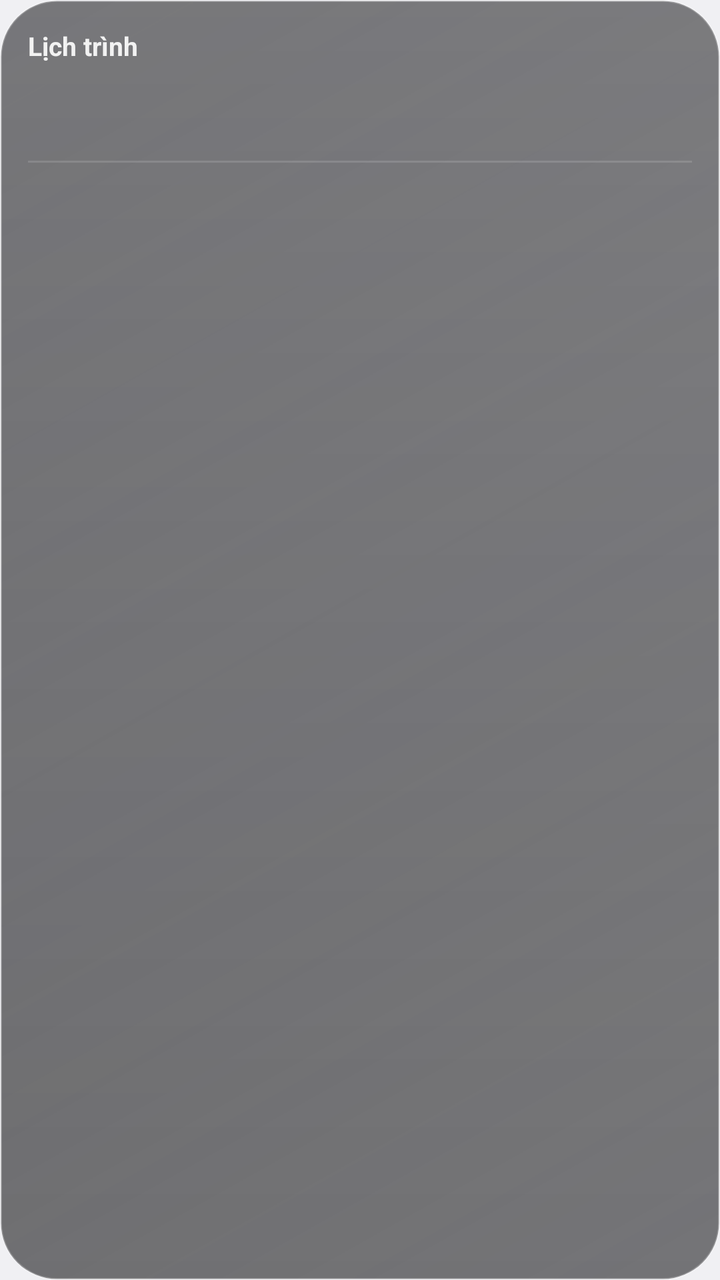
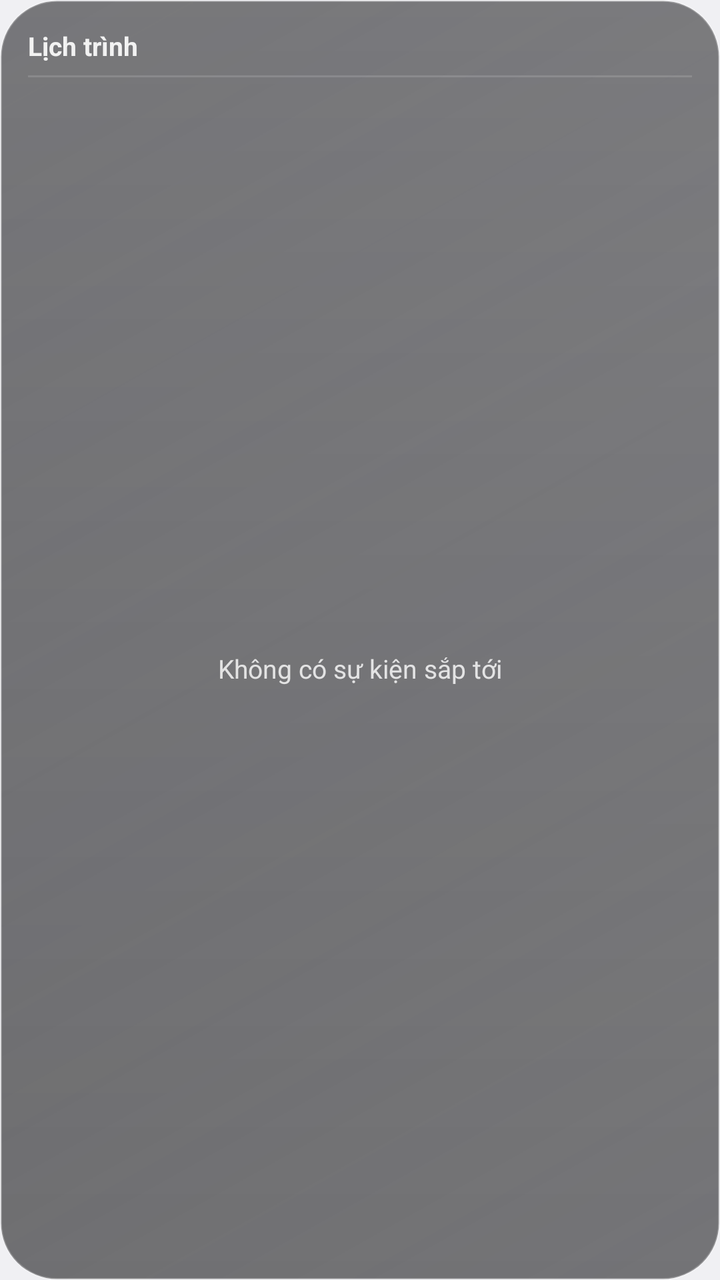

The first picture is an Android layout as it rendered before a commit; the second is the same layout after the commit. The layout source and the unified diff follow.
<!-- AndroidManifest.xml: application theme ThemeGhiChu -->
<!-- res/layout/ghichu_widget_lich.xml -->
<?xml version="1.0" encoding="utf-8"?>
<LinearLayout xmlns:android="http://schemas.android.com/apk/res/android"
    android:id="@+id/ghichu_widget_goc"
    android:layout_width="match_parent"
    android:layout_height="match_parent"
    android:orientation="vertical"
    android:background="@drawable/ghichu_kinh_toi"
    android:padding="14dp">

    <TextView
        android:id="@+id/ghichu_widget_dau"
        android:layout_width="match_parent"
        android:layout_height="wrap_content"
        android:text="Lịch trình"
        android:textColor="#F2F2F2"
        android:textSize="13sp"
        android:textStyle="bold"
        android:paddingBottom="4dp" />

    <LinearLayout
        android:id="@+id/ghichu_widget_hang_dau"
        android:layout_width="match_parent"
        android:layout_height="wrap_content"
        android:orientation="horizontal"
        android:gravity="center_vertical"
        android:paddingTop="2dp"
        android:paddingBottom="6dp">

        <TextView
            android:id="@+id/ghichu_widget_ngay_dau"
            android:layout_width="46dp"
            android:layout_height="wrap_content"
            android:textColor="#FFBF0F"
            android:textSize="11sp"
            android:gravity="center_horizontal"
            android:paddingEnd="8dp" />

        <LinearLayout
            android:layout_width="0dp"
            android:layout_height="wrap_content"
            android:layout_weight="1"
            android:orientation="vertical">

            <TextView
                android:id="@+id/ghichu_widget_ten_dau"
                android:layout_width="match_parent"
                android:layout_height="wrap_content"
                android:textColor="#F2F2F2"
                android:textSize="15sp"
                android:textStyle="bold"
                android:maxLines="1"
                android:ellipsize="end" />

            <TextView
                android:id="@+id/ghichu_widget_gio_dau"
                android:layout_width="match_parent"
                android:layout_height="wrap_content"
                android:textColor="#CCFFFFFF"
                android:textSize="12sp"
                android:maxLines="1"
                android:ellipsize="end" />
        </LinearLayout>
    </LinearLayout>

    
    <TextView
        android:id="@+id/ghichu_widget_vach"
        android:layout_width="match_parent"
        android:layout_height="1dp"
        android:background="#22FFFFFF" />

    <LinearLayout
        android:id="@+id/ghichu_widget_khung"
        android:layout_width="match_parent"
        android:layout_height="0dp"
        android:layout_weight="1"
        android:orientation="vertical"
        android:paddingTop="4dp" />
</LinearLayout>
<!-- resources referenced by this layout -->
<resources>
  <!-- drawable ghichu_kinh_toi (drawable) -->
  <?xml version="1.0" encoding="utf-8"?>
  <layer-list xmlns:android="http://schemas.android.com/apk/res/android">
      <item>
          <shape android:shape="rectangle">
              <gradient
                  android:type="linear"
                  android:angle="315"
                  android:startColor="#B3202024"
                  android:endColor="#8C0E0E10" />
              <corners android:radius="28dp" />
              <stroke android:width="1dp" android:color="#38FFFFFF" />
          </shape>
      </item>
      
      <item android:bottom="1dp">
          <shape android:shape="rectangle">
              <gradient
                  android:type="linear"
                  android:angle="270"
                  android:startColor="#26FFFFFF"
                  android:endColor="#00FFFFFF" />
              <corners android:radius="28dp" />
          </shape>
      </item>
  </layer-list>
  <style name="ThemeGhiChu" parent="@android:style/Theme.DeviceDefault.DayNight">
          <item name="android:windowNoTitle">true</item>
          <item name="android:windowActionBar">false</item>
          <item name="android:windowLightStatusBar">true</item>
          <item name="android:statusBarColor">@android:color/transparent</item>
          <item name="android:navigationBarColor">@android:color/transparent</item>
          <item name="android:windowBackground">?android:attr/colorBackground</item>
      </style>
</resources>

<!-- the commit's change to res/layout/ghichu_widget_lich.xml (unified diff, before → after) -->
@@ -15,52 +15,7 @@
         android:textColor="#F2F2F2"
         android:textSize="13sp"
         android:textStyle="bold"
-        android:paddingBottom="4dp" />
-
-    <LinearLayout
-        android:id="@+id/ghichu_widget_hang_dau"
-        android:layout_width="match_parent"
-        android:layout_height="wrap_content"
-        android:orientation="horizontal"
-        android:gravity="center_vertical"
-        android:paddingTop="2dp"
-        android:paddingBottom="6dp">
-
-        <TextView
-            android:id="@+id/ghichu_widget_ngay_dau"
-            android:layout_width="46dp"
-            android:layout_height="wrap_content"
-            android:textColor="#FFBF0F"
-            android:textSize="11sp"
-            android:gravity="center_horizontal"
-            android:paddingEnd="8dp" />
-
-        <LinearLayout
-            android:layout_width="0dp"
-            android:layout_height="wrap_content"
-            android:layout_weight="1"
-            android:orientation="vertical">
-
-            <TextView
-                android:id="@+id/ghichu_widget_ten_dau"
-                android:layout_width="match_parent"
-                android:layout_height="wrap_content"
-                android:textColor="#F2F2F2"
-                android:textSize="15sp"
-                android:textStyle="bold"
-                android:maxLines="1"
-                android:ellipsize="end" />
-
-            <TextView
-                android:id="@+id/ghichu_widget_gio_dau"
-                android:layout_width="match_parent"
-                android:layout_height="wrap_content"
-                android:textColor="#CCFFFFFF"
-                android:textSize="12sp"
-                android:maxLines="1"
-                android:ellipsize="end" />
-        </LinearLayout>
-    </LinearLayout>
+        android:paddingBottom="6dp" />
 
     
     <TextView
@@ -69,11 +24,29 @@
         android:layout_height="1dp"
         android:background="#22FFFFFF" />
 
-    <LinearLayout
-        android:id="@+id/ghichu_widget_khung"
+    
+    <FrameLayout
         android:layout_width="match_parent"
         android:layout_height="0dp"
         android:layout_weight="1"
-        android:orientation="vertical"
-        android:paddingTop="4dp" />
+        android:paddingTop="4dp">
+
+        <ListView
+            android:id="@+id/ghichu_widget_ds"
+            android:layout_width="match_parent"
+            android:layout_height="match_parent"
+            android:divider="@null"
+            android:dividerHeight="0dp"
+            android:scrollbars="vertical"
+            android:fadeScrollbars="false" />
+
+        <TextView
+            android:id="@+id/ghichu_widget_trong"
+            android:layout_width="match_parent"
+            android:layout_height="match_parent"
+            android:gravity="center"
+            android:text="Không có sự kiện sắp tới"
+            android:textColor="#CCFFFFFF"
+            android:textSize="13sp" />
+    </FrameLayout>
 </LinearLayout>
